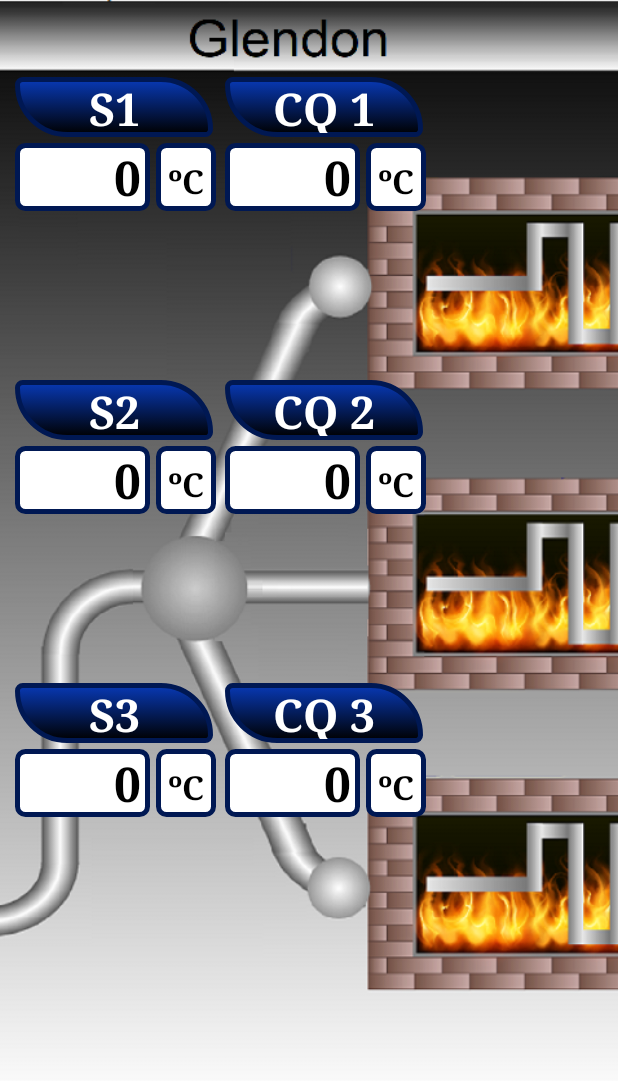
After one commit to Henrique8m/Supervisorio_Android, an Android app: the ActivityGlendon screen opened directly, with no data from a screen before it, on a phone screen of 412 x 824 dp. The commit adds this screen. Shown: the top 1088 px of the screen. Run offline under Robolectric (Android 15) with nearby library versions, the phone set to English and light mode, and no system bars.

Commit message:
Activity Glendon

```diff
--- /dev/null
+++ b/app/src/main/java/com/hrodriguesdev/supervisorioandroid/ActivityGlendon.kt
@@ -0,0 +1,117 @@
+package com.hrodriguesdev.supervisorioandroid
+
+import androidx.appcompat.app.AppCompatActivity
+import android.annotation.SuppressLint
+import android.os.Build
+import android.os.Bundle
+import android.os.Handler
+import android.os.Looper
+import android.view.MotionEvent
+import android.view.View
+import android.view.WindowInsets
+import android.widget.ImageView
+import android.widget.LinearLayout
+import android.widget.TextView
+import com.hrodriguesdev.supervisorioandroid.databinding.ActivityGlendonBinding
+
+/**
+ * An example full-screen activity that shows and hides the system UI (i.e.
+ * status bar and navigation/system bar) with user interaction.
+ */
+class ActivityGlendon : AppCompatActivity() {
+
+    private lateinit var binding: ActivityGlendonBinding
+    private lateinit var fullscreenContent2: ImageView
+    private lateinit var fullscreenContentControls: LinearLayout
+    private val hideHandler = Handler(Looper.myLooper()!!)
+
+    @SuppressLint("InlinedApi")
+    private val hidePart2Runnable = Runnable {
+        if (Build.VERSION.SDK_INT >= 30) {
+            fullscreenContent2.windowInsetsController?.hide(WindowInsets.Type.statusBars() or WindowInsets.Type.navigationBars())
+        } else {
+            fullscreenContent2.systemUiVisibility =
+                View.SYSTEM_UI_FLAG_LOW_PROFILE or
+                        View.SYSTEM_UI_FLAG_FULLSCREEN or
+                        View.SYSTEM_UI_FLAG_LAYOUT_STABLE or
+                        View.SYSTEM_UI_FLAG_IMMERSIVE_STICKY or
+                        View.SYSTEM_UI_FLAG_LAYOUT_HIDE_NAVIGATION or
+                        View.SYSTEM_UI_FLAG_HIDE_NAVIGATION
+        }
+    }
+    private val showPart2Runnable = Runnable {
+        supportActionBar?.show()
+        fullscreenContentControls.visibility = View.VISIBLE
+    }
+    private var isFullscreen: Boolean = false
+    private val hideRunnable = Runnable { hide() }
+    private val delayHideTouchListener = View.OnTouchListener { view, motionEvent ->
+        when (motionEvent.action) {
+            MotionEvent.ACTION_DOWN -> if (AUTO_HIDE) {
+                delayedHide(AUTO_HIDE_DELAY_MILLIS)
+            }
+            MotionEvent.ACTION_UP -> view.performClick()
+            else -> {
+            }
+        }
+        false
+    }
+
+    @SuppressLint("ClickableViewAccessibility")
+    override fun onCreate(savedInstanceState: Bundle?) {
+        super.onCreate(savedInstanceState)
+        binding = ActivityGlendonBinding.inflate(layoutInflater)
+        setContentView(binding.root)
+        supportActionBar?.setDisplayHomeAsUpEnabled(true)
+        isFullscreen = true
+        fullscreenContent2 = binding.glendonfullscreenContent
+        fullscreenContent2.setOnClickListener { toggle() }
+        fullscreenContentControls = binding.fullscreenContentControls
+        binding.dummyButton.setOnTouchListener(delayHideTouchListener)
+    }
+
+    override fun onPostCreate(savedInstanceState: Bundle?) {
+        super.onPostCreate(savedInstanceState)
+        delayedHide(100)
+    }
+
+    private fun toggle() {
+        if (isFullscreen) {
+            hide()
+        } else {
+            show()
+        }
+    }
+
+    private fun hide() {
+        supportActionBar?.hide()
+        fullscreenContentControls.visibility = View.GONE
+        isFullscreen = false
+        hideHandler.removeCallbacks(showPart2Runnable)
+        hideHandler.postDelayed(hidePart2Runnable, UI_ANIMATION_DELAY.toLong())
+    }
+
+    private fun show() {
+        if (Build.VERSION.SDK_INT >= 30) {
+            fullscreenContent2.windowInsetsController?.show(WindowInsets.Type.statusBars() or WindowInsets.Type.navigationBars())
+        } else {
+            fullscreenContent2.systemUiVisibility =
+                View.SYSTEM_UI_FLAG_LAYOUT_FULLSCREEN or
+                        View.SYSTEM_UI_FLAG_LAYOUT_HIDE_NAVIGATION
+        }
+        isFullscreen = true
+        hideHandler.removeCallbacks(hidePart2Runnable)
+        hideHandler.postDelayed(showPart2Runnable, UI_ANIMATION_DELAY.toLong())
+    }
+
+    private fun delayedHide(delayMillis: Int) {
+        hideHandler.removeCallbacks(hideRunnable)
+        hideHandler.postDelayed(hideRunnable, delayMillis.toLong())
+    }
+
+    companion object {
+        private const val AUTO_HIDE = true
+        private const val AUTO_HIDE_DELAY_MILLIS = 3000
+        private const val UI_ANIMATION_DELAY = 300
+    }
+}
--- a/app/src/main/java/com/hrodriguesdev/supervisorioandroid/FullscreenActivity.kt
+++ b/app/src/main/java/com/hrodriguesdev/supervisorioandroid/FullscreenActivity.kt
@@ -1,6 +1,7 @@
 package com.hrodriguesdev.supervisorioandroid
 
 import android.annotation.SuppressLint
+import android.content.Intent
 import android.os.*
 import android.view.MotionEvent
 import android.view.View
@@ -72,6 +73,10 @@ class FullscreenActivity : AppCompatActivity(), Runnable{
 
             MotionEvent.ACTION_DOWN -> if (AUTO_HIDE) {
                 delayedHide(AUTO_HIDE_DELAY_MILLIS)
+
+                val intent = Intent(this , ActivityGlendon().javaClass)
+                startActivity(intent)
+
             }
             MotionEvent.ACTION_UP -> view.performClick()
             else -> {
--- /dev/null
+++ b/app/src/main/res/layout/activity_glendon.xml
@@ -0,0 +1,354 @@
+<?xml version="1.0" encoding="utf-8"?>
+<FrameLayout xmlns:android="http://schemas.android.com/apk/res/android"
+    xmlns:app="http://schemas.android.com/apk/res-auto"
+    xmlns:tools="http://schemas.android.com/tools"
+    android:layout_width="match_parent"
+    android:layout_height="match_parent"
+    android:background="?attr/fullscreenBackgroundColor"
+    android:theme="@style/ThemeOverlay.SupervisorioAndroid.FullscreenContainer"
+    tools:context=".ActivityGlendon">
+
+    <ImageView
+            android:id="@+id/glendonfullscreen_content"
+            android:layout_width="match_parent"
+            android:layout_height="match_parent"
+            android:contentDescription="@string/todo"
+            android:scaleType="fitXY"
+            android:scaleX="1.13"
+            app:srcCompat="@mipmap/glendon_fullscreen" />
+
+        <!-- This FrameLayout insets its children based on system windows using
+         android:fitsSystemWindows. -->
+        <LinearLayout
+            android:id="@+id/fullscreen_content_controls"
+            style="@style/Widget.Theme.SupervisorioAndroid.ButtonBar.Fullscreen"
+            android:layout_width="match_parent"
+            android:layout_height="wrap_content"
+            android:layout_gravity="bottom|center_horizontal"
+            android:orientation="horizontal"
+            tools:ignore="UselessParent">
+
+            <Button
+                android:id="@+id/dummy_button"
+                style="?android:attr/buttonBarButtonStyle"
+                android:layout_width="0dp"
+                android:layout_height="wrap_content"
+                android:layout_weight="1"
+                android:text="@string/dummy_button" />
+
+        </LinearLayout>
+
+        <androidx.constraintlayout.widget.ConstraintLayout
+            android:layout_width="match_parent"
+            android:layout_height="match_parent">
+
+            <LinearLayout
+                android:id="@+id/layout_s1"
+                android:layout_width="136dp"
+                android:layout_height="89dp"
+                android:layout_marginStart="10dp"
+                android:orientation="vertical"
+                app:layout_constraintBottom_toBottomOf="parent"
+                app:layout_constraintStart_toStartOf="parent"
+                app:layout_constraintTop_toTopOf="parent"
+                app:layout_constraintVertical_bias="0.07">
+
+                <TextView
+                    android:id="@+id/textViewSaida1"
+                    android:layout_width="132dp"
+                    android:layout_height="40dp"
+                    android:background="@drawable/my_boxgradient"
+                    android:fontFamily="serif"
+                    android:text="@string/saida1"
+                    android:textAlignment="center"
+                    android:textColor="@color/white"
+                    android:textSize="30sp"
+                    android:textStyle="bold" />
+
+                <LinearLayout
+                    android:layout_width="136dp"
+                    android:layout_height="45dp"
+
+                    android:layout_marginTop="4dp"
+                    android:orientation="horizontal">
+
+
+                    <TextView
+                        android:id="@+id/txt_tmp_s1"
+                        style="@style/Theme.Information.Henrique"
+                        android:layout_width="90dp"
+                        android:layout_height="45dp"
+                        android:background="@drawable/my_information_text"
+                        android:text="@string/_0" />
+
+                    <TextView
+                        android:id="@+id/textViewSaida12"
+                        style="@style/Theme.Sufixo.Henrique"
+                        android:layout_width="40dp"
+                        android:layout_height="45dp"
+                        android:background="@drawable/my_box"
+                        android:text="@string/c" />
+
+                </LinearLayout>
+
+            </LinearLayout>
+
+            <LinearLayout
+                android:id="@+id/layout_s2"
+                android:layout_width="136dp"
+                android:layout_height="89dp"
+                android:layout_marginStart="10dp"
+                android:orientation="vertical"
+                app:layout_constraintBottom_toTopOf="@+id/layout_s3"
+                app:layout_constraintStart_toStartOf="parent"
+                app:layout_constraintTop_toBottomOf="@+id/layout_s1">
+
+                <TextView
+                    android:id="@+id/textViewSaida2"
+                    android:layout_width="132dp"
+                    android:layout_height="40dp"
+                    android:background="@drawable/my_boxgradient"
+                    android:fontFamily="serif"
+                    android:text="@string/saida2"
+                    android:textAlignment="center"
+                    android:textColor="@color/white"
+                    android:textSize="30sp"
+                    android:textStyle="bold" />
+
+                <LinearLayout
+                    android:layout_width="136dp"
+                    android:layout_height="45dp"
+
+                    android:layout_marginTop="4dp"
+                    android:orientation="horizontal">
+
+
+                    <TextView
+                        android:id="@+id/txt_tmp_s2"
+                        style="@style/Theme.Information.Henrique"
+                        android:layout_width="90dp"
+                        android:layout_height="45dp"
+                        android:background="@drawable/my_information_text"
+                        android:text="@string/_0" />
+
+                    <TextView
+                        android:id="@+id/textViewSaida22"
+                        style="@style/Theme.Sufixo.Henrique"
+                        android:layout_width="40dp"
+                        android:layout_height="45dp"
+                        android:background="@drawable/my_box"
+                        android:text="@string/c" />
+
+                </LinearLayout>
+
+            </LinearLayout>
+
+            <LinearLayout
+                android:id="@+id/layout_s3"
+                android:layout_width="136dp"
+                android:layout_height="89dp"
+                android:layout_marginStart="10dp"
+                android:orientation="vertical"
+                app:layout_constraintBottom_toBottomOf="parent"
+                app:layout_constraintStart_toStartOf="parent"
+                app:layout_constraintTop_toTopOf="parent"
+                app:layout_constraintVertical_bias="0.62">
+
+                <TextView
+                    android:id="@+id/textViewSaida3"
+                    android:layout_width="132dp"
+                    android:layout_height="40dp"
+                    android:background="@drawable/my_boxgradient"
+                    android:fontFamily="serif"
+                    android:text="@string/saida3"
+                    android:textAlignment="center"
+                    android:textColor="@color/white"
+                    android:textSize="30sp"
+                    android:textStyle="bold" />
+
+                <LinearLayout
+                    android:layout_width="136dp"
+                    android:layout_height="45dp"
+
+                    android:layout_marginTop="4dp"
+                    android:orientation="horizontal">
+
+
+                    <TextView
+                        android:id="@+id/txt_tmp_s3"
+                        style="@style/Theme.Information.Henrique"
+                        android:layout_width="90dp"
+                        android:layout_height="45dp"
+                        android:background="@drawable/my_information_text"
+                        android:text="@string/_0" />
+
+                    <TextView
+                        android:id="@+id/textViewSaida32"
+                        style="@style/Theme.Sufixo.Henrique"
+                        android:layout_width="40dp"
+                        android:layout_height="45dp"
+                        android:background="@drawable/my_box"
+                        android:text="@string/c" />
+
+                </LinearLayout>
+
+            </LinearLayout>
+
+            <LinearLayout
+                android:id="@+id/layout_cq1"
+                android:layout_width="136dp"
+                android:layout_height="89dp"
+                android:orientation="vertical"
+                app:layout_constraintBottom_toBottomOf="parent"
+                app:layout_constraintEnd_toEndOf="parent"
+                app:layout_constraintHorizontal_bias="0.03"
+                app:layout_constraintStart_toEndOf="@+id/layout_s1"
+                app:layout_constraintTop_toTopOf="parent"
+                app:layout_constraintVertical_bias="0.07">
+
+                <TextView
+                    android:id="@+id/textViewCQ1"
+                    android:layout_width="132dp"
+                    android:layout_height="40dp"
+                    android:background="@drawable/my_boxgradient"
+                    android:fontFamily="serif"
+                    android:text="@string/cq1"
+                    android:textAlignment="center"
+                    android:textColor="@color/white"
+                    android:textSize="30sp"
+                    android:textStyle="bold" />
+
+                <LinearLayout
+                    android:layout_width="136dp"
+                    android:layout_height="45dp"
+
+                    android:layout_marginTop="4dp"
+                    android:orientation="horizontal">
+
+
+                    <TextView
+                        android:id="@+id/txt_tmp_cq1"
+                        style="@style/Theme.Information.Henrique"
+                        android:layout_width="90dp"
+                        android:layout_height="45dp"
+                        android:background="@drawable/my_information_text"
+                        android:text="@string/_0" />
+
+                    <TextView
+                        android:id="@+id/textViewCQ12"
+                        style="@style/Theme.Sufixo.Henrique"
+                        android:layout_width="40dp"
+                        android:layout_height="45dp"
+                        android:background="@drawable/my_box"
+                        android:text="@string/c" />
+
+                </LinearLayout>
+
+            </LinearLayout>
+
+            <LinearLayout
+                android:id="@+id/layout_cq2"
+                android:layout_width="136dp"
+                android:layout_height="89dp"
+                android:orientation="vertical"
+                app:layout_constraintBottom_toTopOf="@+id/layout_cq3"
+                app:layout_constraintEnd_toEndOf="parent"
+                app:layout_constraintHorizontal_bias="0.03"
+                app:layout_constraintStart_toEndOf="@+id/layout_s2"
+                app:layout_constraintTop_toBottomOf="@+id/layout_cq1">
+
+                <TextView
+                    android:id="@+id/textViewCQ2"
+                    android:layout_width="132dp"
+                    android:layout_height="40dp"
+                    android:background="@drawable/my_boxgradient"
+                    android:fontFamily="serif"
+                    android:text="@string/cq2"
+                    android:textAlignment="center"
+                    android:textColor="@color/white"
+                    android:textSize="30sp"
+                    android:textStyle="bold" />
+
+                <LinearLayout
+                    android:layout_width="136dp"
+                    android:layout_height="45dp"
+
+                    android:layout_marginTop="4dp"
+                    android:orientation="horizontal">
+
+
+                    <TextView
+                        android:id="@+id/txt_tmp_cq2"
+                        style="@style/Theme.Information.Henrique"
+                        android:layout_width="90dp"
+                        android:layout_height="45dp"
+                        android:background="@drawable/my_information_text"
+                        android:text="@string/_0" />
+
+                    <TextView
+                        android:id="@+id/textViewCQ22"
+                        style="@style/Theme.Sufixo.Henrique"
+                        android:layout_width="40dp"
+                        android:layout_height="45dp"
+                        android:background="@drawable/my_box"
+                        android:text="@string/c" />
+
+                </LinearLayout>
+
+            </LinearLayout>
+
+            <LinearLayout
+                android:id="@+id/layout_cq3"
+                android:layout_width="136dp"
+                android:layout_height="89dp"
+                android:orientation="vertical"
+                app:layout_constraintBottom_toBottomOf="parent"
+                app:layout_constraintEnd_toEndOf="parent"
+                app:layout_constraintHorizontal_bias="0.03"
+                app:layout_constraintStart_toEndOf="@+id/layout_s3"
+                app:layout_constraintTop_toTopOf="parent"
+                app:layout_constraintVertical_bias="0.62">
+
+                <TextView
+                    android:id="@+id/textViewCQ3"
+                    android:layout_width="132dp"
+                    android:layout_height="40dp"
+                    android:background="@drawable/my_boxgradient"
+                    android:fontFamily="serif"
+                    android:text="@string/cq3"
+                    android:textAlignment="center"
+                    android:textColor="@color/white"
+                    android:textSize="30sp"
+                    android:textStyle="bold" />
+
+                <LinearLayout
+                    android:layout_width="136dp"
+                    android:layout_height="45dp"
+
+                    android:layout_marginTop="4dp"
+                    android:orientation="horizontal">
+
+
+                    <TextView
+                        android:id="@+id/txt_tmp_cq3"
+                        style="@style/Theme.Information.Henrique"
+                        android:layout_width="90dp"
+                        android:layout_height="45dp"
+                        android:background="@drawable/my_information_text"
+                        android:text="@string/_0" />
+
+                    <TextView
+                        android:id="@+id/textViewCQ32"
+                        style="@style/Theme.Sufixo.Henrique"
+                        android:layout_width="40dp"
+                        android:layout_height="45dp"
+                        android:background="@drawable/my_box"
+                        android:text="@string/c" />
+
+                </LinearLayout>
+
+            </LinearLayout>
+
+        </androidx.constraintlayout.widget.ConstraintLayout>
+
+</FrameLayout>
--- a/app/src/main/res/values/strings.xml
+++ b/app/src/main/res/values/strings.xml
@@ -21,4 +21,11 @@
     <string name="mmh_o">mmH²O</string>
     <string name="nm_3">NM³</string>
     <string name="todo">TODO</string>
+    <string name="title_activity_glendon">ActivityGlendon</string>
+    <string name="saida1">S1</string>
+    <string name="saida2">S2</string>
+    <string name="saida3">S3</string>
+    <string name="cq1">CQ 1</string>
+    <string name="cq2">CQ 2</string>
+    <string name="cq3">CQ 3</string>
 </resources>
--- a/app/src/main/res/values/themes.xml
+++ b/app/src/main/res/values/themes.xml
@@ -4,8 +4,8 @@
         <!-- Primary brand color. -->
         <item name="colorPrimary">@color/black</item>
         <item name="colorPrimaryVariant">@color/black</item>
-<!--        <item name="colorPrimary">@color/purple_500</item>-->
-<!--        <item name="colorPrimaryVariant">@color/purple_700</item>-->
+        <!--        <item name="colorPrimary">@color/purple_500</item>-->
+        <!--        <item name="colorPrimaryVariant">@color/purple_700</item>-->
         <item name="colorOnPrimary">@color/white</item>
         <!-- Secondary brand color. -->
         <item name="colorSecondary">@color/teal_200</item>
```
Also changed, not shown: app/src/main/AndroidManifest.xml (+10 -9 lines), app/src/main/res/mipmap-xxhdpi/glendon_fullscreen.png (added).
